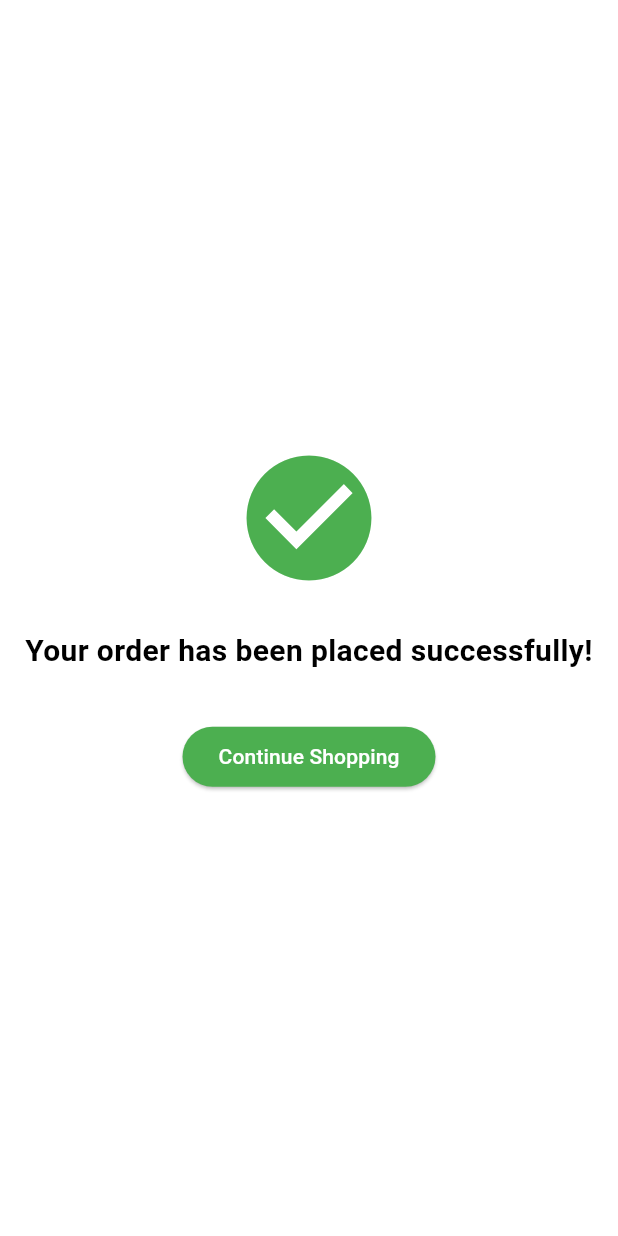
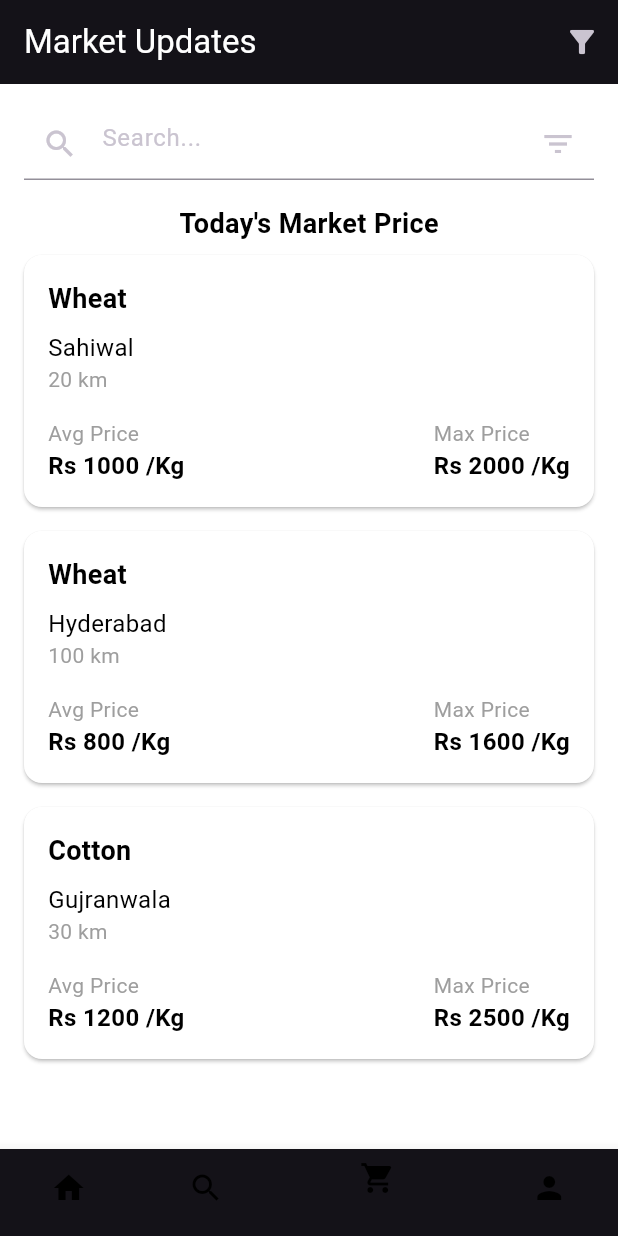
Before and after one commit to FurqanAhmad2/AgriTech-Express-APP, a Flutter app: the screen it shows after launch, on a phone screen of 412 x 824 dp. Run offline on Flutter 3.47's test engine with Material 3 defaults, Android fonts, the phone set to English and light mode, and no system bars; our stand-ins replace device_preview, google_fonts, sizer.

Commit message:
added More Pages Component

```diff
--- /dev/null
+++ b/lib/Screens/MarketUpdateScreen.dart
@@ -0,0 +1,211 @@
+import 'package:flutter/material.dart';
+
+void main() {
+  runApp(MyApp());
+}
+
+class MyApp extends StatelessWidget {
+  @override
+  Widget build(BuildContext context) {
+    return MaterialApp(
+      title: 'Market Updates',
+      theme: ThemeData(
+        primaryColor: Colors.green[700],
+      ),
+      home: MarketUpdatesScreen(),
+    );
+  }
+}
+
+class MarketUpdatesScreen extends StatelessWidget {
+  @override
+  Widget build(BuildContext context) {
+    return Scaffold(
+      appBar: AppBar(
+        title: Text('Market Updates', style: TextStyle(color: Colors.white)), // Title color to white
+        actions: [
+          IconButton(
+            icon: Icon(Icons.filter_alt),
+            onPressed: () {},
+          ),
+        ],
+      ),
+      backgroundColor: Colors.white, // Background color to white
+      body: SingleChildScrollView( // Wrap the Column in SingleChildScrollView
+        child: Column(
+          children: [
+            Padding(
+              padding: const EdgeInsets.all(16.0),
+              child: TextField(
+                decoration: InputDecoration(
+                  hintText: 'Search...',
+                  prefixIcon: Icon(Icons.search),
+                  suffixIcon: Icon(Icons.filter_list),
+                ),
+              ),
+            ),
+            Padding(
+              padding: const EdgeInsets.symmetric(horizontal: 16.0),
+              child: Text(
+                'Today\'s Market Price',
+                style: TextStyle(
+                  fontSize: 18,
+                  fontWeight: FontWeight.bold,
+                  color: Colors.black, // Text color to black
+                ),
+              ),
+            ),
+            MarketPriceCard(
+              commodity: 'Wheat',
+              location: 'Sahiwal',
+              avgPrice: 1000,
+              maxPrice: 2000,
+              distance: 20,
+            ),
+            MarketPriceCard(
+              commodity: 'Wheat',
+              location: 'Hyderabad',
+              avgPrice: 800,
+              maxPrice: 1600,
+              distance: 100,
+            ),
+            MarketPriceCard(
+              commodity: 'Cotton',
+              location: 'Gujranwala',
+              avgPrice: 1200,
+              maxPrice: 2500,
+              distance: 30,
+            ),
+          ],
+        ),
+      ),
+      bottomNavigationBar: BottomNavigationBar(
+        items: [
+          BottomNavigationBarItem(
+            icon: Icon(Icons.home, color: Colors.black), // Icon color to black
+            label: 'Home',
+          ),
+          BottomNavigationBarItem(
+            icon: Icon(Icons.search, color: Colors.black), // Icon color to black
+            label: 'Search',
+          ),
+          BottomNavigationBarItem(
+            icon: Icon(Icons.shopping_cart, color: Colors.black), // Icon color to black
+            label: 'Market',
+          ),
+          BottomNavigationBarItem(
+            icon: Icon(Icons.person, color: Colors.black), // Icon color to black
+            label: 'Profile',
+          ),
+        ],
+        currentIndex: 2,
+      ),
+    );
+  }
+}
+
+class MarketPriceCard extends StatelessWidget {
+  final String commodity;
+  final String location;
+  final int avgPrice;
+  final int maxPrice;
+  final int distance;
+
+  MarketPriceCard({
+    required this.commodity,
+    required this.location,
+    required this.avgPrice,
+    required this.maxPrice,
+    required this.distance,
+  });
+
+  @override
+  Widget build(BuildContext context) {
+    return Container( // Wrap Card with Container
+      color: Colors.white, // Set background color to white
+
+      child: Card(
+
+        margin: const EdgeInsets.symmetric(horizontal: 16.0, vertical: 8.0),
+        color: Colors.white,
+        child: Padding(
+          padding: const EdgeInsets.all(16.0),
+          child: Column(
+            crossAxisAlignment: CrossAxisAlignment.start,
+            children: [
+              Text(
+                commodity,
+                style: TextStyle(
+                  fontSize: 18,
+                  fontWeight: FontWeight.bold,
+                  color: Colors.black, // Text color to black
+                ),
+              ),
+              SizedBox(height: 8),
+              Text(
+                location,
+                style: TextStyle(
+                  fontSize: 16,
+                  color: Colors.black, // Text color to black
+                ),
+              ),
+              Text(
+                '$distance km',
+                style: TextStyle(
+                  fontSize: 14,
+                  color: Colors.grey,
+                ),
+              ),
+              SizedBox(height: 16),
+              Row(
+                mainAxisAlignment: MainAxisAlignment.spaceBetween,
+                children: [
+                  Column(
+                    crossAxisAlignment: CrossAxisAlignment.start,
+                    children: [
+                      Text(
+                        'Avg Price',
+                        style: TextStyle(
+                          fontSize: 14,
+                          color: Colors.grey,
+                        ),
+                      ),
+                      Text(
+                        'Rs ${avgPrice.toString()} /Kg',
+                        style: TextStyle(
+                          fontSize: 16,
+                          fontWeight: FontWeight.bold,
+                          color: Colors.black, // Text color to black
+                        ),
+                      ),
+                    ],
+                  ),
+                  Column(
+                    crossAxisAlignment: CrossAxisAlignment.start,
+                    children: [
+                      Text(
+                        'Max Price',
+                        style: TextStyle(
+                          fontSize: 14,
+                          color: Colors.grey,
+                        ),
+                      ),
+                      Text(
+                        'Rs ${maxPrice.toString()} /Kg',
+                        style: TextStyle(
+                          fontSize: 16,
+                          fontWeight: FontWeight.bold,
+                          color: Colors.black, // Text color to black
+                        ),
+                      ),
+                    ],
+                  ),
+                ],
+              ),
+            ],
+          ),
+        ),
+      ),
+    );
+  }
+}
--- a/lib/main.dart
+++ b/lib/main.dart
@@ -14,6 +14,12 @@ import 'package:agri/Screens/AddAddress.dart';
 import 'package:agri/Screens/AddCard.dart';
 import 'package:agri/Screens/OrderSummary.dart';
 import 'package:agri/Screens/OrderSuccess.dart';
+import 'package:agri/Screens/Checkout.dart';
+import 'package:agri/Screens/Terms.dart';
+import 'package:agri/Screens/Weather.dart';
+import 'package:agri/Screens/ProfilePage.dart';
+import 'package:agri/Screens/EditProfile.dart';
+import 'package:agri/Screens/MarketUpdateScreen.dart';
 
 import 'package:device_preview/device_preview.dart';
 import 'package:flutter/foundation.dart';
@@ -48,7 +54,7 @@ class MyApp extends StatelessWidget {
             debugShowCheckedModeBanner: false,
             title: 'MaterialApp',
             theme: ThemeData.dark(),
-            home: OrderPlacedScreen());
+            home: MarketUpdatesScreen());
       },
     );
   }
```
Also changed, not shown: lib/Screens/Checkout.dart (+42 -15 lines), lib/Screens/EditProfile.dart (added, +96 -0 lines), lib/Screens/ProfilePage.dart (added, +127 -0 lines), lib/Screens/Terms.dart (added, +85 -0 lines), lib/Screens/Weather.dart (added, +118 -0 lines).
